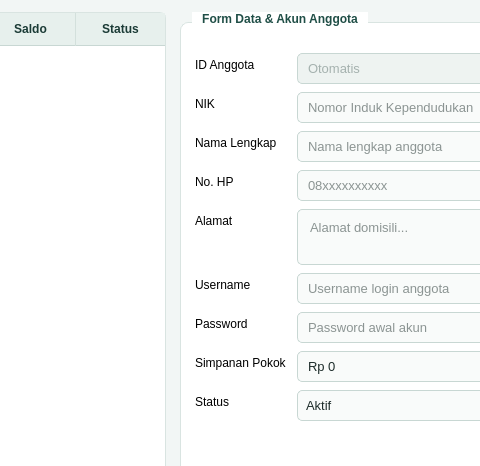
Qt form ui/petugas_data_anggota.ui (rosavalentina4/PBOOO) before a commit; both pictures show x 620 to 1100 and y 103 to 569 of the 1200 by 720 pixel window.
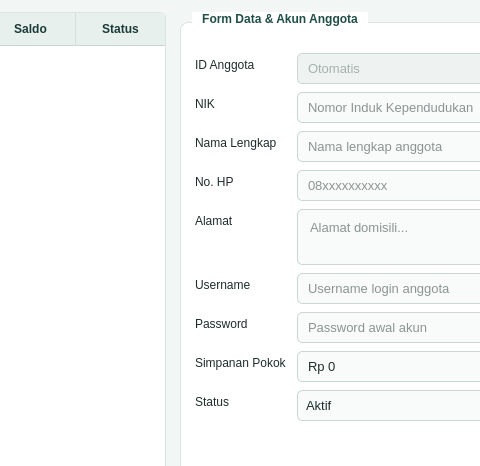
The same form after that commit.

What changed in the file:
```diff
--- a/ui/petugas_data_anggota.ui
+++ b/ui/petugas_data_anggota.ui
@@ -147,6 +147,10 @@
     color: #1F4E46;
 }
 
+QLabel {
+    color: #1E2D2B;
+}
+
 /* Inputs */
 QLineEdit, QComboBox, QDateEdit, QSpinBox, QDoubleSpinBox, QPlainTextEdit {
     background-color: #F9FBFA;
```
